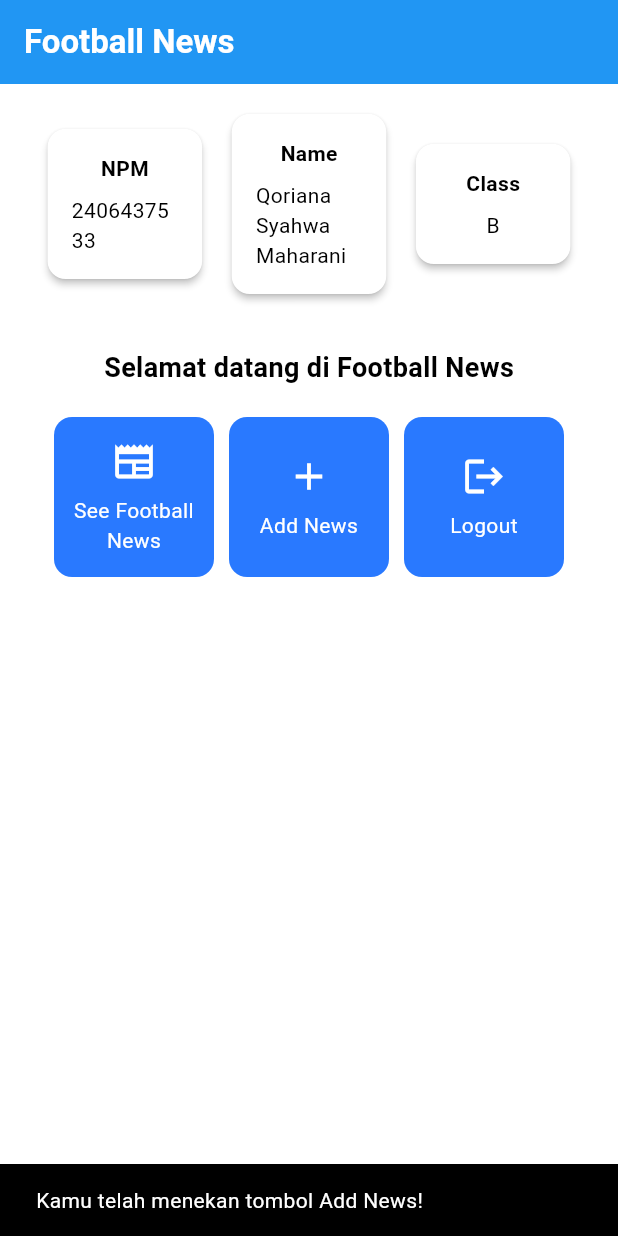
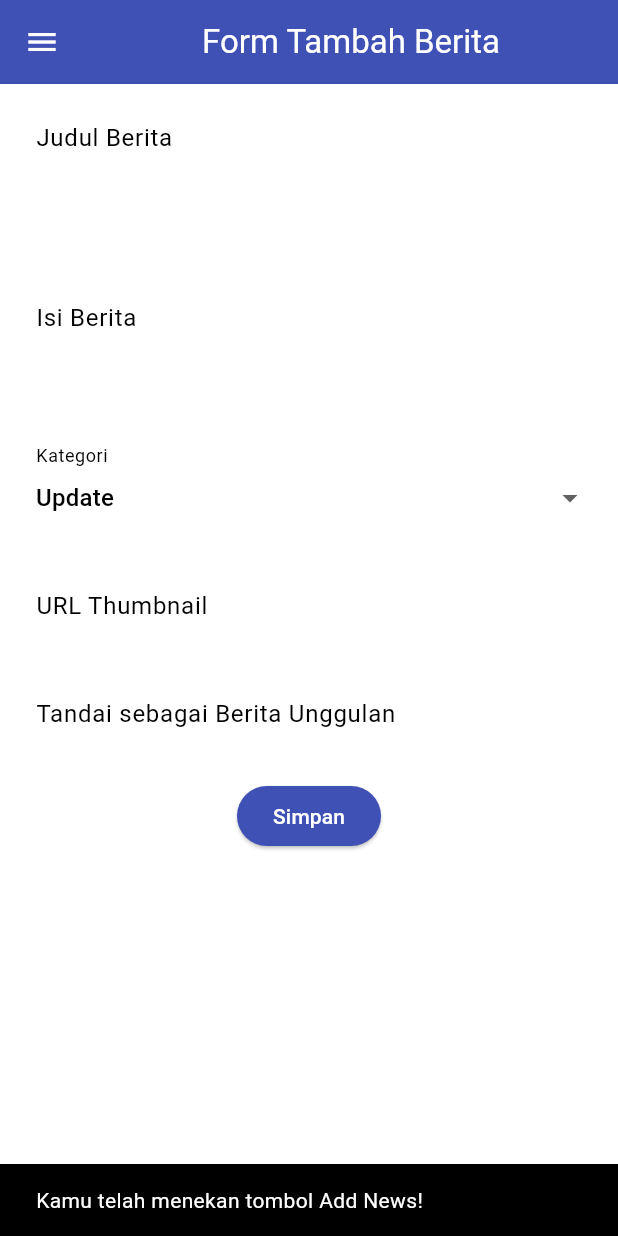
Before and after one commit to Syahwa1105/football-news-mobile, a Flutter app: the screen it shows after launch, after a tap on "Add News", on a phone screen of 412 x 824 dp. Run offline on Flutter 3.47's test engine with Material 3 defaults, Android fonts, the phone set to English and light mode, and no system bars.

Commit message:
Tutorial 7

```diff
--- a/lib/main.dart
+++ b/lib/main.dart
@@ -1,4 +1,4 @@
-import 'package:football_news/menu.dart';
+import 'package:football_news/screens/menu.dart';
 import 'package:flutter/material.dart';
 
 void main() {
--- a/lib/menu.dart
+++ b/lib/screens/menu.dart
@@ -1,4 +1,9 @@
 import 'package:flutter/material.dart';
+// Import drawer widget
+import 'package:football_news/widgets/left_drawer.dart';
+import 'package:football_news/screens/newslist_form.dart';
+import 'package:football_news/widgets/news_card.dart';
+
 
 
 class MyHomePage extends StatelessWidget {
@@ -30,6 +35,9 @@ class MyHomePage extends StatelessWidget {
         ),
         backgroundColor: Theme.of(context).colorScheme.primary,
       ),
+
+      drawer: LeftDrawer(),
+
       body: Padding(
         padding: const EdgeInsets.all(16.0),
         child: Column(
@@ -120,51 +128,3 @@ class ItemHomepage {
 
   ItemHomepage(this.name, this.icon);
 }
-
-
-class ItemCard extends StatelessWidget {
-  final ItemHomepage item;
-
-  const ItemCard(this.item, {super.key});
-
-  @override
-  Widget build(BuildContext context) {
-    return Material(
-      color: Theme.of(context).colorScheme.secondary,
-      borderRadius: BorderRadius.circular(12),
-      child: InkWell(
-        onTap: () {
-          ScaffoldMessenger.of(context)
-            ..hideCurrentSnackBar()
-            ..showSnackBar(
-              SnackBar(
-                content:
-                Text("Kamu telah menekan tombol ${item.name}!"),
-              ),
-            );
-        },
-        child: Container(
-          padding: const EdgeInsets.all(8),
-          child: Center(
-            child: Column(
-              mainAxisAlignment: MainAxisAlignment.center,
-              children: [
-                Icon(
-                  item.icon,
-                  color: Colors.white,
-                  size: 30.0,
-                ),
-                const SizedBox(height: 8),
-                Text(
-                  item.name,
-                  textAlign: TextAlign.center,
-                  style: const TextStyle(color: Colors.white),
-                ),
-              ],
-            ),
-          ),
-        ),
-      ),
-    );
-  }
-}
--- /dev/null
+++ b/lib/screens/newslist_form.dart
@@ -0,0 +1,216 @@
+import 'package:flutter/material.dart';
+import 'package:football_news/widgets/left_drawer.dart';
+
+class NewsFormPage extends StatefulWidget {
+  const NewsFormPage({super.key});
+
+  @override
+  State<NewsFormPage> createState() => _NewsFormPageState();
+}
+
+class _NewsFormPageState extends State<NewsFormPage> {
+  final _formKey = GlobalKey<FormState>();
+  String _title = "";
+  String _content = "";
+  String _category = "update"; // default
+  String _thumbnail = "";
+  bool _isFeatured = false; // default
+
+  final List<String> _categories = [
+    'transfer',
+    'update',
+    'exclusive',
+    'match',
+    'rumor',
+    'analysis',
+  ];
+
+  @override
+  Widget build(BuildContext context) {
+    return Scaffold(
+      appBar: AppBar(
+        title: const Center(
+          child: Text(
+            'Form Tambah Berita',
+          ),
+        ),
+        backgroundColor: Colors.indigo,
+        foregroundColor: Colors.white,
+      ),
+      drawer: LeftDrawer(),
+      body: Form(
+        key: _formKey,
+        child: SingleChildScrollView(
+          child: Column(
+            crossAxisAlignment: CrossAxisAlignment.start, // biar sejajar ke kiri
+            children: [
+              // === Title ===
+              Padding(
+                padding: const EdgeInsets.all(8.0),
+                child: TextFormField(
+                  decoration: InputDecoration(
+                    hintText: "Judul Berita",
+                    labelText: "Judul Berita",
+                    border: OutlineInputBorder(
+                      borderRadius: BorderRadius.circular(5.0),
+                    ),
+                  ),
+                  onChanged: (String? value) {
+                    setState(() {
+                      _title = value!;
+                    });
+                  },
+                  validator: (String? value) {
+                    if (value == null || value.isEmpty) {
+                      return "Judul tidak boleh kosong!";
+                    }
+                    return null;
+                  },
+                ),
+              ),
+
+              // === Content ===
+              Padding(
+                padding: const EdgeInsets.all(8.0),
+                child: TextFormField(
+                  maxLines: 5,
+                  decoration: InputDecoration(
+                    hintText: "Isi Berita",
+                    labelText: "Isi Berita",
+                    border: OutlineInputBorder(
+                      borderRadius: BorderRadius.circular(5.0),
+                    ),
+                  ),
+                  onChanged: (String? value) {
+                    setState(() {
+                      _content = value!;
+                    });
+                  },
+                  validator: (String? value) {
+                    if (value == null || value.isEmpty) {
+                      return "Isi berita tidak boleh kosong!";
+                    }
+                    return null;
+                  },
+                ),
+              ),
+
+              // === Category ===
+              Padding(
+                padding: const EdgeInsets.all(8.0),
+                child: DropdownButtonFormField<String>(
+                  decoration: InputDecoration(
+                    labelText: "Kategori",
+                    border: OutlineInputBorder(
+                      borderRadius: BorderRadius.circular(5.0),
+                    ),
+                  ),
+                  value: _category,
+                  items: _categories
+                      .map((cat) => DropdownMenuItem(
+                    value: cat,
+                    child: Text(
+                        cat[0].toUpperCase() + cat.substring(1)),
+                  ))
+                      .toList(),
+                  onChanged: (String? newValue) {
+                    setState(() {
+                      _category = newValue!;
+                    });
+                  },
+                ),
+              ),
+
+              // === Thumbnail URL ===
+              Padding(
+                padding: const EdgeInsets.all(8.0),
+                child: TextFormField(
+                  decoration: InputDecoration(
+                    hintText: "URL Thumbnail (opsional)",
+                    labelText: "URL Thumbnail",
+                    border: OutlineInputBorder(
+                      borderRadius: BorderRadius.circular(5.0),
+                    ),
+                  ),
+                  onChanged: (String? value) {
+                    setState(() {
+                      _thumbnail = value!;
+                    });
+                  },
+                ),
+              ),
+
+              // === Is Featured ===
+              Padding(
+                padding: const EdgeInsets.all(8.0),
+                child: SwitchListTile(
+                  title: const Text("Tandai sebagai Berita Unggulan"),
+                  value: _isFeatured,
+                  onChanged: (bool value) {
+                    setState(() {
+                      _isFeatured = value;
+                    });
+                  },
+                ),
+              ),
+
+              // === Tombol Simpan ===
+              Align(
+                alignment: Alignment.bottomCenter,
+                child: Padding(
+                  padding: const EdgeInsets.all(8.0),
+                  child: ElevatedButton(
+                    style: ButtonStyle(
+                      backgroundColor:
+                      MaterialStateProperty.all(Colors.indigo),
+                    ),
+                    onPressed: () {
+                      if (_formKey.currentState!.validate()) {
+                        showDialog(
+                          context: context,
+                          builder: (context) {
+                            return AlertDialog(
+                              title: const Text('Berita berhasil disimpan!'),
+                              content: SingleChildScrollView(
+                                child: Column(
+                                  crossAxisAlignment:
+                                  CrossAxisAlignment.start,
+                                  children: [
+                                    Text('Judul: $_title'),
+                                    Text('Isi: $_content'),
+                                    Text('Kategori: $_category'),
+                                    Text('Thumbnail: $_thumbnail'),
+                                    Text(
+                                        'Unggulan: ${_isFeatured ? "Ya" : "Tidak"}'),
+                                  ],
+                                ),
+                              ),
+                              actions: [
+                                TextButton(
+                                  child: const Text('OK'),
+                                  onPressed: () {
+                                    Navigator.pop(context);
+                                  },
+                                ),
+                              ],
+                            );
+                          },
+                        );
+                        _formKey.currentState!.reset();
+                      }
+                    },
+                    child: const Text(
+                      "Simpan",
+                      style: TextStyle(color: Colors.white),
+                    ),
+                  ),
+                ),
+              ),
+            ],
+          ),
+        ),
+      ),
+
+    );
+  }
+}
--- /dev/null
+++ b/lib/widgets/left_drawer.dart
@@ -0,0 +1,69 @@
+import 'package:flutter/material.dart';
+import 'package:football_news/screens/menu.dart';
+import 'package:football_news/screens/newslist_form.dart';
+
+class LeftDrawer extends StatelessWidget {
+  const LeftDrawer({super.key});
+
+  @override
+  Widget build(BuildContext context) {
+    return Drawer(
+      child: ListView(
+        children: [
+          const DrawerHeader(
+            decoration: BoxDecoration(
+              color: Colors.blue,
+            ),
+            child: Column(
+              children: [
+                Text(
+                  'Football News',
+                  textAlign: TextAlign.center,
+                  style: TextStyle(
+                    fontSize: 30,
+                    fontWeight: FontWeight.bold,
+                    color: Colors.white,
+                  ),
+                ),
+                Padding(padding: EdgeInsets.all(10)),
+                Text(
+                  "Seluruh berita sepak bola terkini di sini!",
+                  textAlign: TextAlign.center,
+                  style: TextStyle(
+                    fontSize: 15,
+                    color: Colors.white,
+                    fontWeight: FontWeight.normal,
+                  ),
+                ),
+              ],
+            ),
+          ),
+          ListTile(
+            leading: const Icon(Icons.home_outlined),
+            title: const Text('Home'),
+            onTap: () {
+              Navigator.pushReplacement(
+                context,
+                MaterialPageRoute(
+                  builder: (context) => MyHomePage(),
+                ),
+              );
+            },
+          ),
+          ListTile(
+            leading: const Icon(Icons.post_add),
+            title: const Text('Add News'),
+            onTap: () {
+              Navigator.pushReplacement(
+                context,
+                MaterialPageRoute(
+                  builder: (context) => const NewsFormPage(),
+                ),
+              );
+            },
+          ),
+        ],
+      ),
+    );
+  }
+}
--- /dev/null
+++ b/lib/widgets/news_card.dart
@@ -0,0 +1,62 @@
+import 'package:flutter/material.dart';
+import 'package:football_news/screens/menu.dart';
+import 'package:football_news/screens/newslist_form.dart';
+
+
+class ItemCard extends StatelessWidget {
+  final ItemHomepage item;
+
+  const ItemCard(this.item, {super.key});
+
+  @override
+  Widget build(BuildContext context) {
+    return Material(
+      color: Theme.of(context).colorScheme.secondary,
+      borderRadius: BorderRadius.circular(12),
+      child: InkWell(
+        onTap: () {
+          // Menampilkan snackbar
+          ScaffoldMessenger.of(context)
+            ..hideCurrentSnackBar()
+            ..showSnackBar(
+              SnackBar(
+                content: Text("Kamu telah menekan tombol ${item.name}!"),
+              ),
+            );
+
+          // Navigasi ke halaman lain
+          if (item.name == "Add News") {
+            Navigator.push(
+              context,
+              MaterialPageRoute(builder: (context) => const NewsFormPage()),
+            );
+          } else if (item.name == "See Football News") {
+          } else if (item.name == "Logout") {
+          }
+        },
+
+        child: Container(
+          padding: const EdgeInsets.all(8),
+          child: Center(
+            child: Column(
+              mainAxisAlignment: MainAxisAlignment.center,
+              children: [
+                Icon(
+                  item.icon,
+                  color: Colors.white,
+                  size: 30.0,
+                ),
+                const SizedBox(height: 8),
+                Text(
+                  item.name,
+                  textAlign: TextAlign.center,
+                  style: const TextStyle(color: Colors.white),
+                ),
+              ],
+            ),
+          ),
+        ),
+      ),
+    );
+  }
+}
```
Also changed, not shown: 19 other files.
